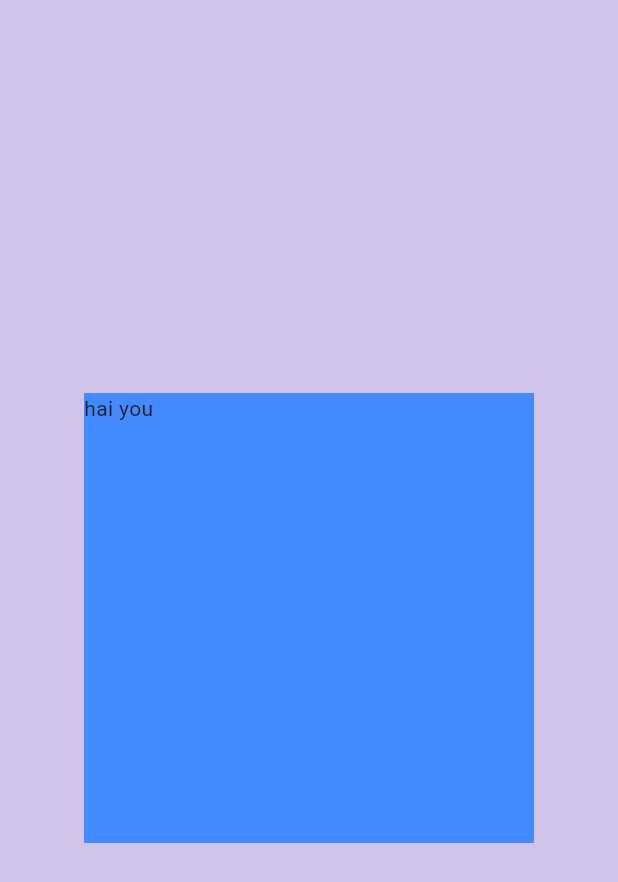
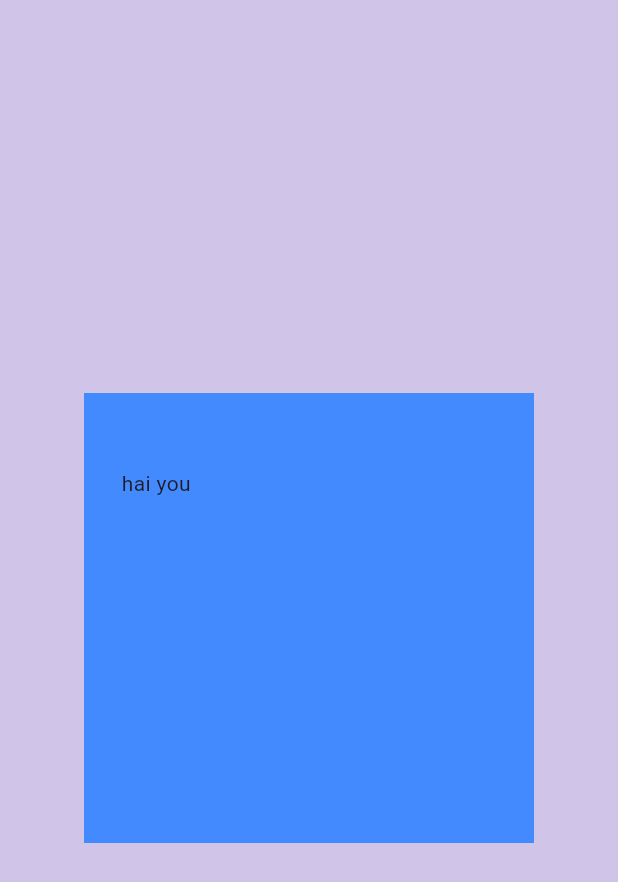
Before and after one commit to Ryuuutaaa/flutter-fundamentals, a Flutter app: the screen it shows after launch, on a phone screen of 412 x 824 dp. Shown: the top 882 px of the screen. Run offline on Flutter 3.47's test engine with Material 3 defaults, Android fonts, the phone set to English and light mode, and no system bars.

Commit message:
feat : add padding symectric

```diff
--- a/lib/main.dart
+++ b/lib/main.dart
@@ -18,6 +18,7 @@ class MyApp extends StatelessWidget {
             height: 300,
             width: 300,
             color: Colors.blueAccent,
+            padding: EdgeInsets.symmetric(horizontal: 25, vertical: 50),
             child: Text("hai you"),
           ),
         ),
```
